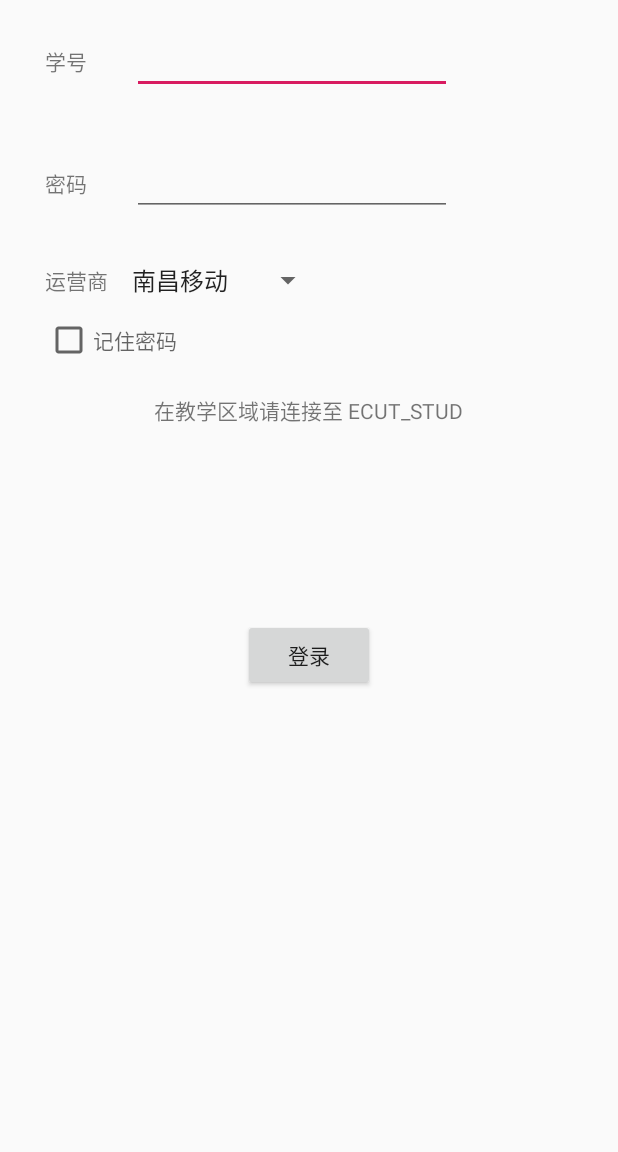
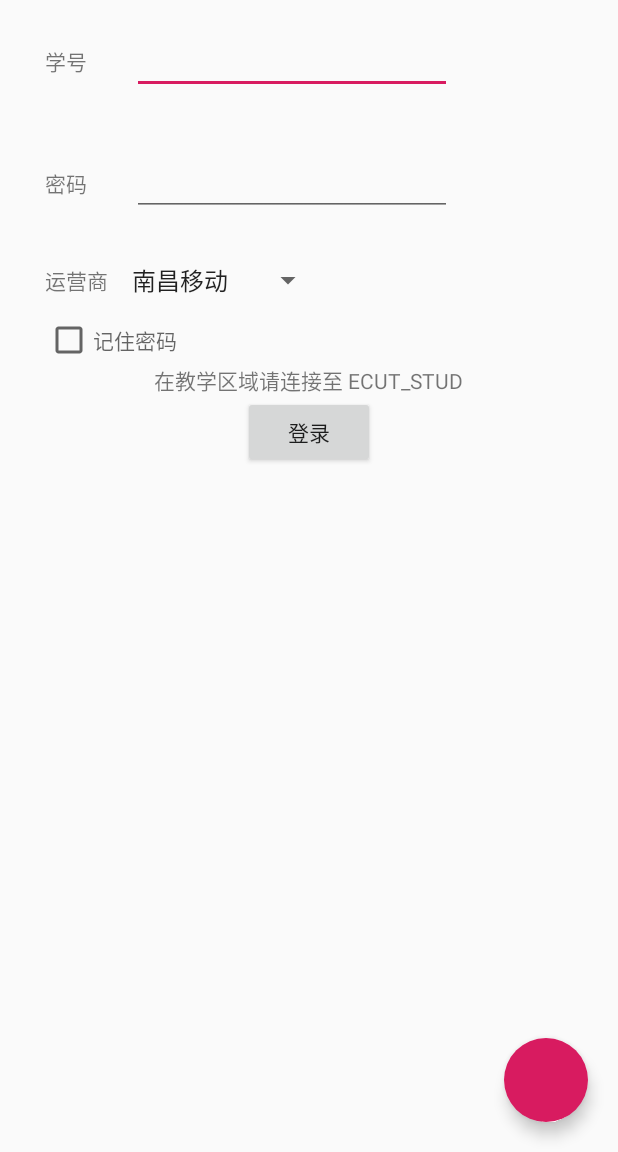
Before and after one commit to Taylorhd/ECUIWifiConnector, an Android app: the screen it shows after launch (LoginActivity), on a phone screen of 412 x 824 dp, the part 84-1236 px from its top. Run offline under Robolectric (Android 15) with nearby library versions, the phone set to English and light mode, and no system bars.

Commit message:
修改样式

```diff
--- a/app/src/main/java/cora/com/ecutwificonnector/LoginActivity.java
+++ b/app/src/main/java/cora/com/ecutwificonnector/LoginActivity.java
@@ -22,7 +22,9 @@ import android.widget.EditText;
 import android.widget.Spinner;
 import android.widget.Toast;
 
+import com.google.android.material.floatingactionbutton.FloatingActionButton;
 import com.google.android.material.navigation.NavigationView;
+import com.google.android.material.snackbar.Snackbar;
 
 import java.io.IOException;
 import java.util.ArrayList;
@@ -54,6 +56,7 @@ public class LoginActivity extends AppCompatActivity {
     private String account;
     private String password;
     private DrawerLayout mDrawerLayout;
+    private FloatingActionButton fab;
     @Override
     public boolean onOptionsItemSelected(@NonNull MenuItem item) {
         switch (item.getItemId()){
@@ -78,6 +81,15 @@ public class LoginActivity extends AppCompatActivity {
             actionBar.setDisplayHomeAsUpEnabled(true);
             actionBar.setHomeAsUpIndicator(R.drawable.ic_menu);
         }
+        fab = (FloatingActionButton)findViewById(R.id.fab_login);
+        fab.setOnClickListener(new View.OnClickListener() {
+            @Override
+            public void onClick(View view) {
+                Snackbar.make(view,"hello",Snackbar.LENGTH_SHORT).show();
+                fab.setImageResource(R.drawable.ic_done_black_48dp);
+//                fab.setBackgroundResource(R.drawable.ic_done_black_48dp);
+            }
+        });
 
         navView.setCheckedItem(R.id.nav_login);
         navView.setNavigationItemSelectedListener(new NavigationView.OnNavigationItemSelectedListener() {
--- a/app/src/main/res/layout/activity_login.xml
+++ b/app/src/main/res/layout/activity_login.xml
@@ -12,8 +12,6 @@
     android:layout_height="match_parent">
 
 <LinearLayout
-    xmlns:android="http://schemas.android.com/apk/res/android"
-    xmlns:app="http://schemas.android.com/apk/res-auto"
     android:orientation="vertical"
     android:layout_width="match_parent"
     android:layout_height="match_parent">
@@ -101,13 +99,12 @@
 
         />
 
+
     <TextView
         android:layout_width="wrap_content"
-        android:layout_height="100dp"
-        android:layout_margin="20dp"
+        android:layout_height="wrap_content"
         android:layout_gravity="center_horizontal"
         android:text="在教学区域请连接至 ECUT_STUD"
-
         />
 
     <Button
@@ -115,10 +112,26 @@
         android:layout_width="wrap_content"
         android:layout_height="wrap_content"
         android:text="登录"
-        android:layout_margin="30dp"
         android:layout_gravity="center_horizontal"
         />
 </LinearLayout>
+    <androidx.coordinatorlayout.widget.CoordinatorLayout
+        android:layout_width="match_parent"
+        android:layout_height="match_parent"
+        >
+        <com.google.android.material.floatingactionbutton.FloatingActionButton
+            android:id="@+id/fab_login"
+            android:layout_width="wrap_content"
+            android:layout_height="wrap_content"
+            android:layout_gravity="right|bottom"
+            android:layout_marginBottom="20dp"
+            android:layout_marginRight="20dp"
+            app:borderWidth="0dp"
+            app:fabSize="normal" />
+
+    </androidx.coordinatorlayout.widget.CoordinatorLayout>
+
+
 
 </FrameLayout>
 <com.google.android.material.navigation.NavigationView
```
Also changed, not shown: app/src/main/res/drawable-xxxhdpi/ic_done_black_48dp.png (added), 1 other file.
